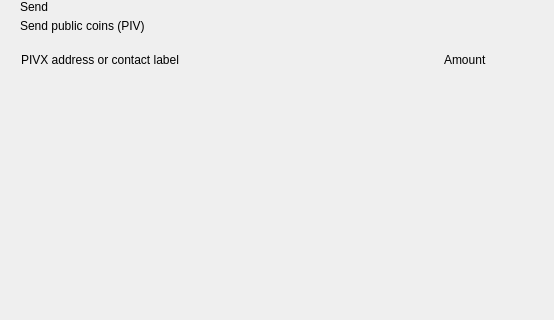
This is src/qt/mk2x/forms/send.ui in mk2crypto/MK2 as Qt 5 draws it before an edit; both pictures show x 0 to 554 and y 0 to 320 of the 893 by 700 pixel window. The edited form follows.
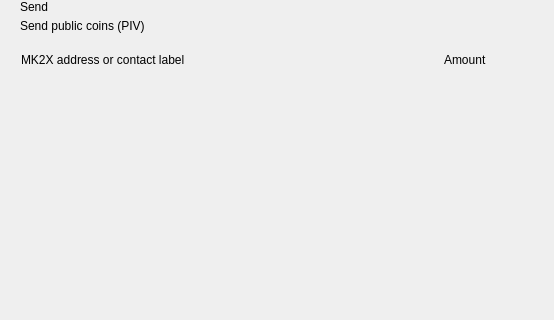
This is the edited form. Custom widgets are drawn as their Qt base class.

```diff
--- a/src/qt/mk2x/forms/send.ui
+++ b/src/qt/mk2x/forms/send.ui
@@ -141,7 +141,7 @@
              <string notr="true">margin-left:8px;</string>
             </property>
             <property name="text">
-             <string>PIVX address or contact label</string>
+             <string>MK2X address or contact label</string>
             </property>
            </widget>
           </item>
```
